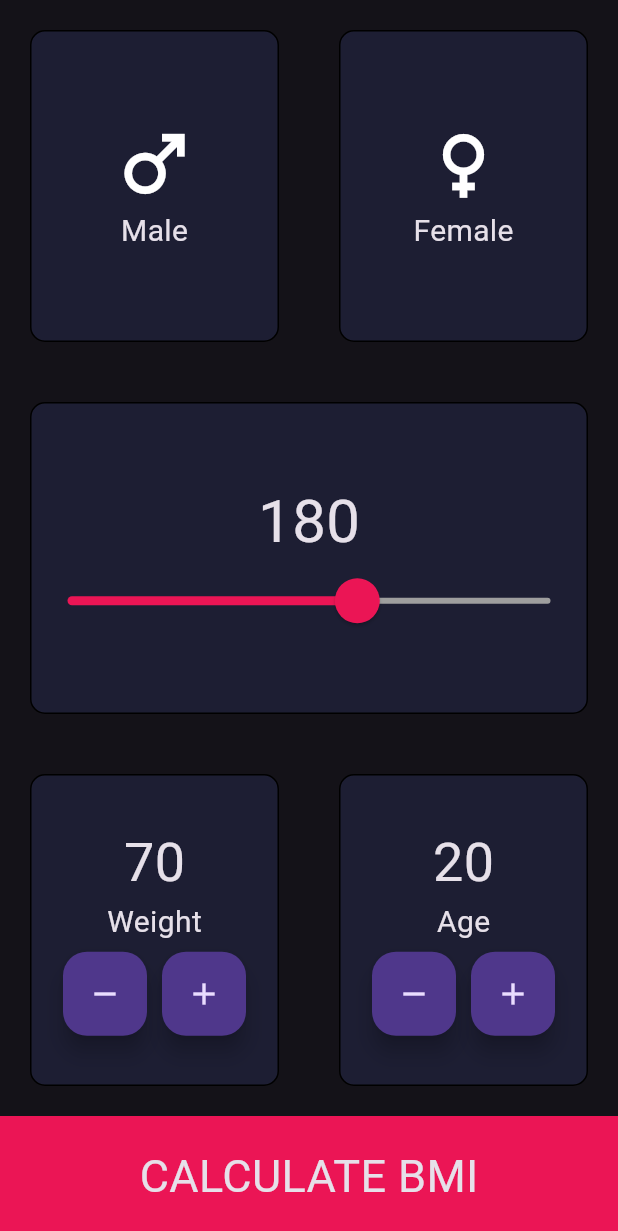
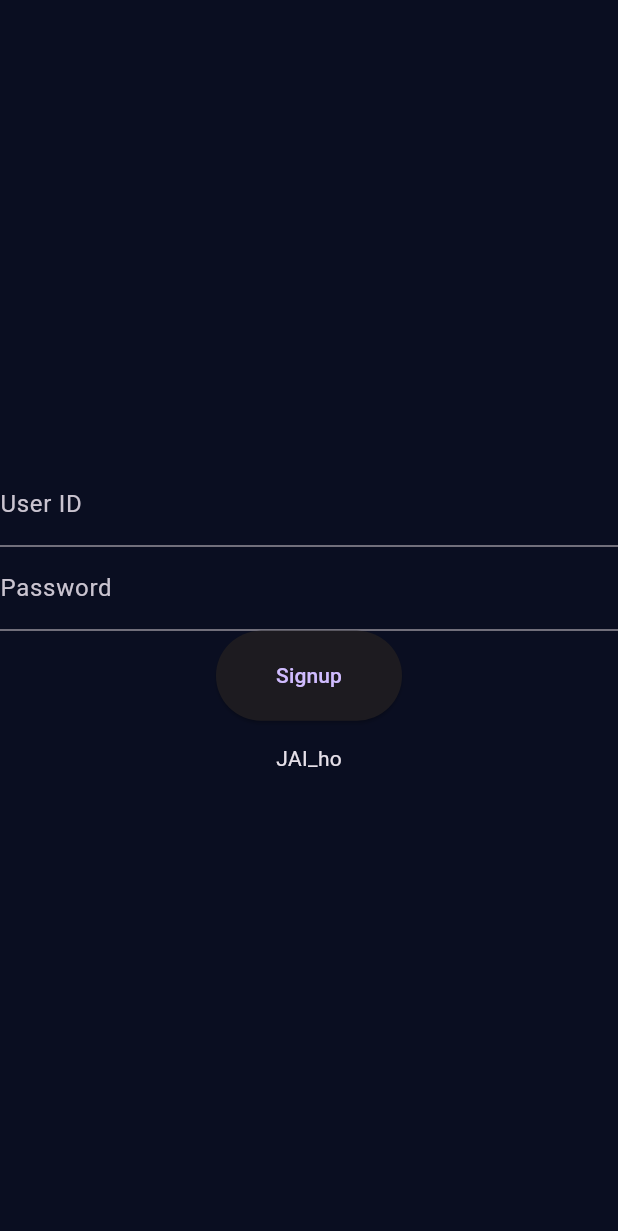
Before and after one commit to cha0uhanG/BMI, a Flutter app: the screen it shows after launch, on a phone screen of 412 x 824 dp. Shown: the top 1231 px of the screen. Run offline on Flutter 3.47's test engine with Material 3 defaults, Android fonts, the phone set to English and light mode, and no system bars; our stand-ins replace font_awesome_flutter, shared_preferences; missing offline and left inert: dart:ffi.

Commit message:
added splash screen

```diff
--- /dev/null
+++ b/lib/SIgnup_Screen.dart
@@ -0,0 +1,57 @@
+import 'dart:ffi';
+import "package:bmi/First_screen.dart";
+import 'package:bmi/main.dart';
+import 'package:flutter/material.dart';
+import 'package:shared_preferences/shared_preferences.dart';
+import 'package:bmi/splash.dart';
+
+class Signup extends StatefulWidget {
+  const Signup({super.key});
+
+  @override
+  State<Signup> createState() => _SignupState();
+}
+
+class _SignupState extends State<Signup> {
+  var userid ;
+  var pswrd ;
+  var visible="" ;
+  @override
+  void initState() {
+     givedata();
+    super.initState();
+  }
+
+  Future  givedata() async{
+    var prefer = await SharedPreferences.getInstance();
+    var val = prefer.setBool("userid", true);
+
+  }
+  @override
+  Widget build(BuildContext context) {
+    return Scaffold(body:
+      Column(mainAxisAlignment: MainAxisAlignment.center,
+        children: [
+          TextField(onChanged:(value){userid=value;},
+            decoration: InputDecoration(labelText: 'User ID'),),
+          TextField(onChanged:(value){pswrd=value;},
+          readOnly:false ,
+            obscureText: true,
+            decoration: InputDecoration(labelText: 'Password'),),
+          Center(child:
+          ElevatedButton(onPressed:()async{
+           var prefer = await SharedPreferences.getInstance();
+           prefer.setBool(SplashState.keyvalue, true);
+           Navigator.of(context).pushReplacement(
+               MaterialPageRoute(builder: (context) => BMI()));
+            },
+            child: Text("Signup"),style: ElevatedButton.styleFrom(
+            padding: EdgeInsets.symmetric(horizontal: 40, vertical: 20),
+          ),),),SizedBox(height:15),
+          Text("JAI_ho")
+        ],
+      ),);
+  }
+
+
+  }
--- a/lib/main.dart
+++ b/lib/main.dart
@@ -5,7 +5,10 @@ import 'package:font_awesome_flutter/font_awesome_flutter.dart';
 import "package:bmi/constant.dart";
 import 'package:bmi/screen.dart';
 import 'package:bmi/logic.dart';
-// this is a small app for BMI
+import 'package:bmi/First_screen.dart';
+import 'package:bmi/SIgnup_Screen.dart';
+import 'package:shared_preferences/shared_preferences.dart';
+import 'package:bmi/splash.dart';
 
 
 
@@ -20,137 +23,10 @@ class BBMI extends StatelessWidget {
   Widget build(BuildContext context) {
     return MaterialApp(debugShowCheckedModeBanner: false,
         title: "BMI",
-        theme: ThemeData.dark(),
-         home: BMI(),);
+      theme: ThemeData.dark().copyWith(
+        primaryColor: Color(0xFF0A0E21),
+        scaffoldBackgroundColor: Color(0xFF0A0E21),
+      ),
+         home: Splash());
   }
 }
-
-
-class BMI extends StatefulWidget {
-  const BMI({super.key});
-
-  @override
-  State<BMI> createState() => _BMIState();
-}
-
-class _BMIState extends State<BMI> {
-
-  void increase(){
-setState(() {
-  ++weight;
-});
-  }
-
-  void decrease(){
-    setState(() {
-      --weight;
-    });
-  }
-  void increase_age(){
-    setState(() {
-      ++age;
-    });
-  }
-
-  void decrease_age(){
-    setState(() {
-      --age;
-    });
-  }
-
-  @override
-  Widget build(BuildContext context) {
-    return Scaffold(
-        body: SafeArea(
-            child: Column(crossAxisAlignment: CrossAxisAlignment.stretch,
-              children: [
-                Expanded(child: Row(children: [
-                  Expanded(child: GestureDetector(onTap:(){
-                    setState(() {
-                      if(malecolor==inactivecolor){malecolor=activecolor ; femalecolor =inactivecolor; }
-                      else{malecolor=inactivecolor;}
-                    });} ,
-                    child: reusable(cc:Color(malecolor),
-                        childwidget:Icondetail(name:"Male",iicon:Icons.male,)),
-                  ),
-                  ),
-                  Expanded(child: GestureDetector(onTap: (){setState(() {
-                    if(femalecolor==inactivecolor){femalecolor=activecolor ;malecolor =inactivecolor; }
-                    else{femalecolor=inactivecolor;}
-
-                  }
-                  );},
-                    child: reusable(cc:Color(femalecolor),
-                      childwidget:Icondetail(name:"Female",iicon:Icons.female,),
-                    ),
-                  ),)]
-                  ,),
-                ),
-                Expanded(child: reusable(cc:Color(inactivecolor),childwidget: Column(mainAxisAlignment: MainAxisAlignment.center,
-                  children: [
-                    Text(heightt.toString(),style:TextStyle(fontSize:40 ) ),
-                    SliderTheme(data: SliderTheme.of(context).copyWith(
-                      thumbShape: RoundSliderThumbShape(enabledThumbRadius: 15.0),
-                      activeTrackColor: Colors.cyan, // Modify the active track color
-                      inactiveTrackColor: Colors.grey, // Modify the inactive track color
-                      thumbColor: Colors.red, // Modify the thumb color
-                      overlayColor: Colors.red.withOpacity(1), // Modify the overlay color
-                      // Add more modifications as needed
-                    ),
-                      child: Slider(
-                        activeColor: Color(redcolor),
-                        value: heightt.toDouble(),
-                        min: 0.0,
-                        max: 300.0,
-                        onChanged: (double valuee) {
-                          setState(() { heightt=valuee.round();
-                          });
-                        },
-                      ),
-                    ),
-                  ],
-                ),),
-                ),
-                Expanded(child:  Row(children: [
-                  Expanded(child: reusable(cc:Color(inactivecolor),childwidget:Column(mainAxisAlignment:MainAxisAlignment.center,
-                    children: [
-                      Text(weight.toString(),style:TextStyle(fontSize:36 ) ,),Text("Weight",style:TextStyle(fontSize:20)),SizedBox(height:5 ,),
-                      Row(mainAxisAlignment: MainAxisAlignment.center,children: [
-                        FloatingActionButton(heroTag: 'weight_minus',child:Icon(Icons.remove) ,onPressed: (){decrease();}),SizedBox(width:10 ,),FloatingActionButton( heroTag: 'weight_plus',child:Icon(Icons.add) ,onPressed: (){increase();})
-                      ],)
-                    ],),),
-                  ),Expanded(child: reusable(cc:Color(inactivecolor),childwidget:Column(mainAxisAlignment:MainAxisAlignment.center,
-                    children: [
-                      Text(age.toString(),style:TextStyle(fontSize:36 ) ,),Text("Age",style:TextStyle(fontSize:20)),SizedBox(height:5 ,),
-                      Row(mainAxisAlignment: MainAxisAlignment.center,children: [
-                        FloatingActionButton( heroTag: 'age_minus',child:Icon(Icons.remove) ,onPressed: (){decrease_age();}),SizedBox(width:10 ,),FloatingActionButton(heroTag: 'age_plus',child:Icon(Icons.add) ,onPressed: (){increase_age();})
-                      ],)
-                    ],),),
-                  ),
-                ],),
-                ),
-                GestureDetector(onTap:(){
-                 var bb= calculate(heightt.toDouble(),weight.toDouble()) ;
-                 print("Bmi is $bb");
-                 var wr = weightresult(bb);
-                 print("You are $wr");
-                 Navigator.push(
-                   context,
-                   MaterialPageRoute(builder: (context) => Result(BMI: bb,weightr: wr),
-
-                   ),
-                 );
-                 } ,
-                  child: Container(color: Color(redcolor),
-                      height: bottomheight,
-                      width: double.infinity,
-                      child: Center(child:Text("CALCULATE BMI",style: TextStyle(fontWeight:FontWeight.w400,fontSize:30  ),))),
-                ),
-
-              ],
-            )
-        )
-
-    );
-  }
-}
--- a/pubspec.yaml
+++ b/pubspec.yaml
@@ -36,6 +36,7 @@ dependencies:
   # Use with the CupertinoIcons class for iOS style icons.
   cupertino_icons: ^1.0.2
   font_awesome_flutter: ^10.7.0
+  shared_preferences: ^2.2.2
 
 dev_dependencies:
   flutter_test:
```
Also changed, not shown: lib/First_screen.dart (added, +145 -0 lines), lib/signin.dart (added, +163 -0 lines), lib/splash.dart (added, +60 -0 lines), pubspec.lock, 1 other file.
